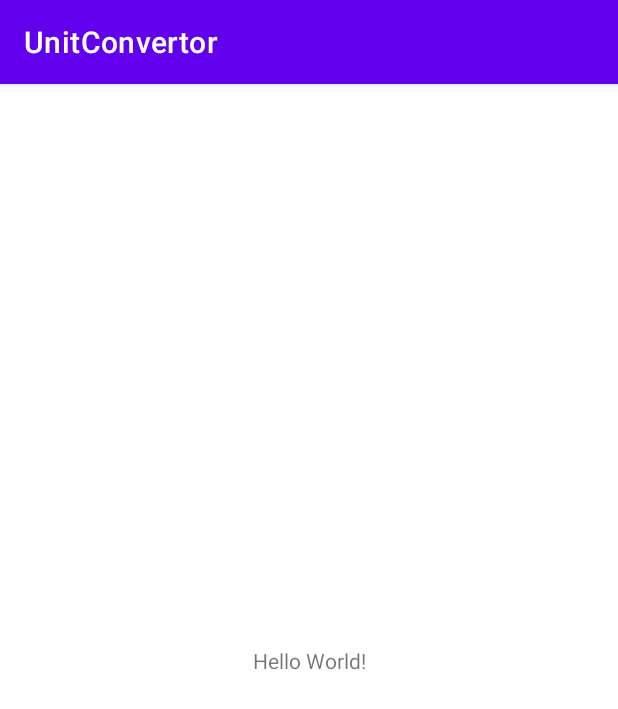
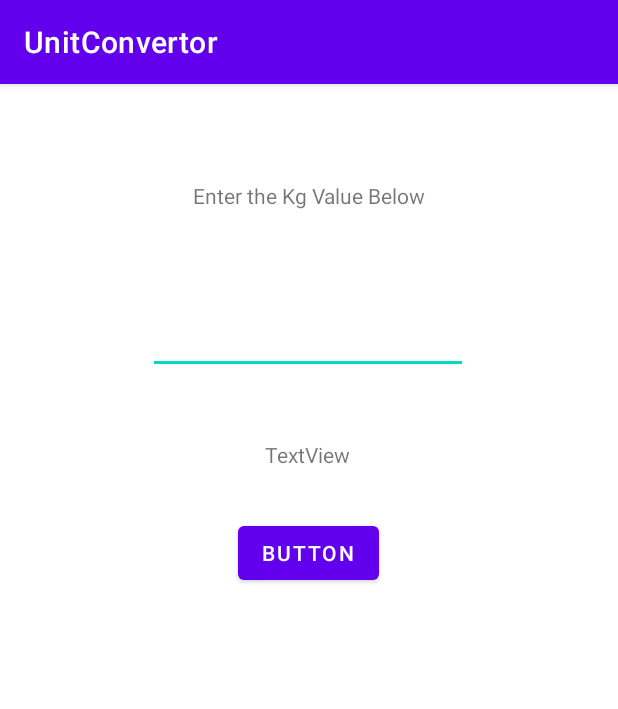
Before and after one commit to devrajmudgal211b109/UnitConvertor, an Android app: the screen it shows after launch (MainActivity), on a phone screen of 412 x 824 dp. Shown: the top 709 px of the screen. Run offline under Robolectric (Android 15) with nearby library versions, the phone set to English and light mode, and no system bars.

Commit message:
Build the Basic Layout

```diff
--- a/app/src/main/res/layout/activity_main.xml
+++ b/app/src/main/res/layout/activity_main.xml
@@ -6,13 +6,47 @@
     android:layout_height="match_parent"
     tools:context=".MainActivity">
 
-    <TextView
+    <EditText
+        android:id="@+id/editTextTextPersonName"
         android:layout_width="wrap_content"
         android:layout_height="wrap_content"
-        android:text="Hello World!"
-        app:layout_constraintBottom_toBottomOf="parent"
+        android:layout_marginTop="148dp"
+        android:ems="10"
+        android:inputType="textPersonName"
+        app:layout_constraintEnd_toEndOf="parent"
+        app:layout_constraintHorizontal_bias="0.497"
+        app:layout_constraintStart_toStartOf="parent"
+        app:layout_constraintTop_toTopOf="parent" />
+
+    <TextView
+        android:id="@+id/textView"
+        android:layout_width="wrap_content"
+        android:layout_height="wrap_content"
+        android:layout_marginTop="44dp"
+        android:text="TextView"
+        app:layout_constraintEnd_toEndOf="parent"
+        app:layout_constraintHorizontal_bias="0.498"
+        app:layout_constraintStart_toStartOf="parent"
+        app:layout_constraintTop_toBottomOf="@+id/editTextTextPersonName" />
+
+    <Button
+        android:id="@+id/button"
+        android:layout_width="wrap_content"
+        android:layout_height="wrap_content"
+        android:layout_marginTop="32dp"
+        android:text="Button"
+        app:layout_constraintEnd_toEndOf="parent"
+        app:layout_constraintHorizontal_bias="0.498"
+        app:layout_constraintStart_toStartOf="parent"
+        app:layout_constraintTop_toBottomOf="@+id/textView" />
+
+    <TextView
+        android:id="@+id/textView2"
+        android:layout_width="wrap_content"
+        android:layout_height="wrap_content"
+        android:text="Enter the Kg Value Below"
+        app:layout_constraintBottom_toTopOf="@+id/editTextTextPersonName"
         app:layout_constraintEnd_toEndOf="parent"
         app:layout_constraintStart_toStartOf="parent"
         app:layout_constraintTop_toTopOf="parent" />
-
 </androidx.constraintlayout.widget.ConstraintLayout>
```
